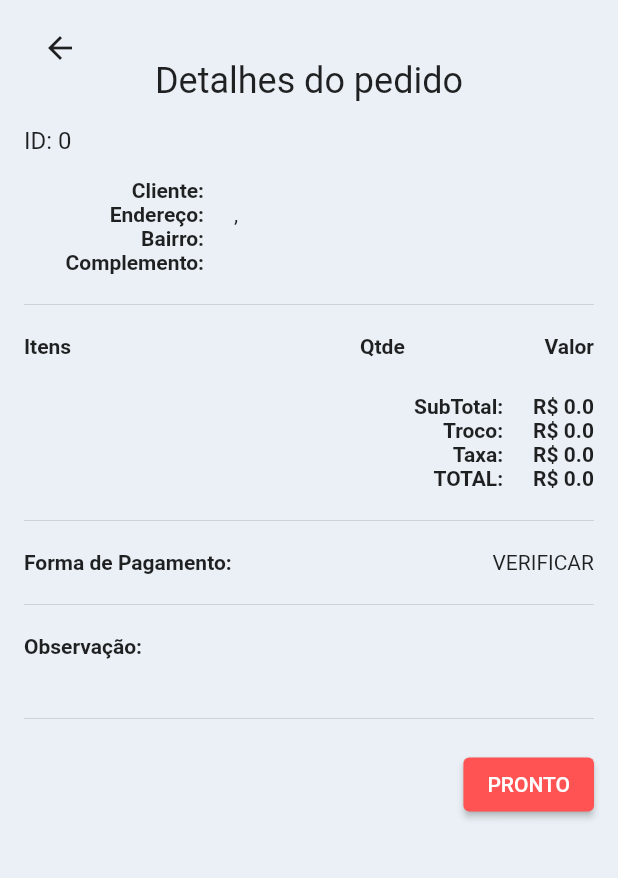
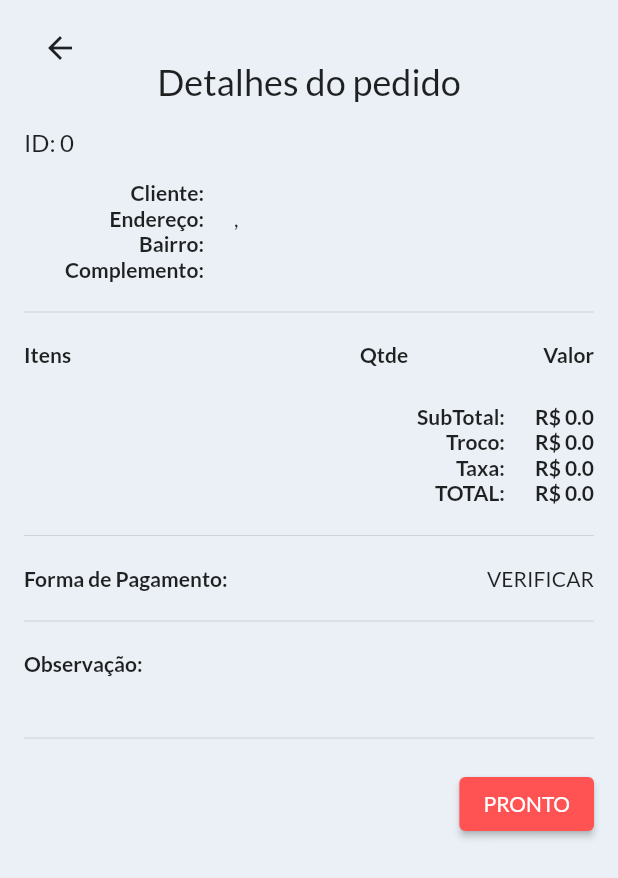
Before and after one commit to abnerdsilva/express-delivery, a Flutter app: the OrderDetailsPage screen opened directly with empty values, on a phone screen of 412 x 824 dp. Shown: the top 878 px of the screen. Run offline on Flutter 3.47's test engine with Material 2 defaults, Android fonts, the phone set to English and light mode, and no system bars; our stand-ins replace get, google_fonts; network calls fail.

Commit message:
ajuste de fonte do projeto para Lato

```diff
--- a/lib/config/theme_config.dart
+++ b/lib/config/theme_config.dart
@@ -1,4 +1,5 @@
 import 'package:flutter/material.dart';
+import 'package:google_fonts/google_fonts.dart';
 
 class ThemeConfig {
   ThemeConfig._();
@@ -7,6 +8,8 @@ class ThemeConfig {
     primaryColor: kPrimaryColor,
     primarySwatch: kToDark,
     canvasColor: kSecondaryColor,
+    fontFamily: GoogleFonts.lato().fontFamily,
+    backgroundColor: backgroundColor,
   );
 
   static const kPrimaryColor = Color(0xFFC13C53);
--- a/pubspec.yaml
+++ b/pubspec.yaml
@@ -11,6 +11,7 @@ dependencies:
     sdk: flutter
   cupertino_icons: ^1.0.2
   get: ^4.6.5
+  google_fonts: ^4.0.4
 
 dev_dependencies:
   flutter_test:
```
Also changed, not shown: pubspec.lock.
